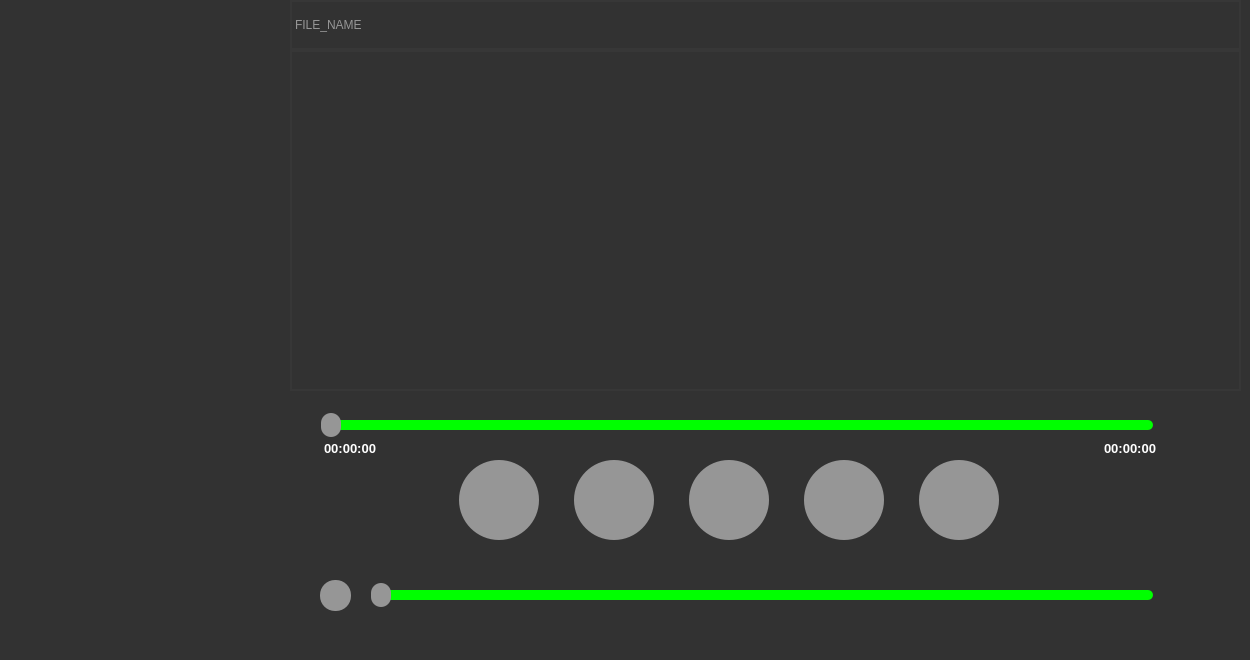
This is mainwindow.ui in faguti13/QtCMP as Qt 5 draws it before an edit. The edited form follows.
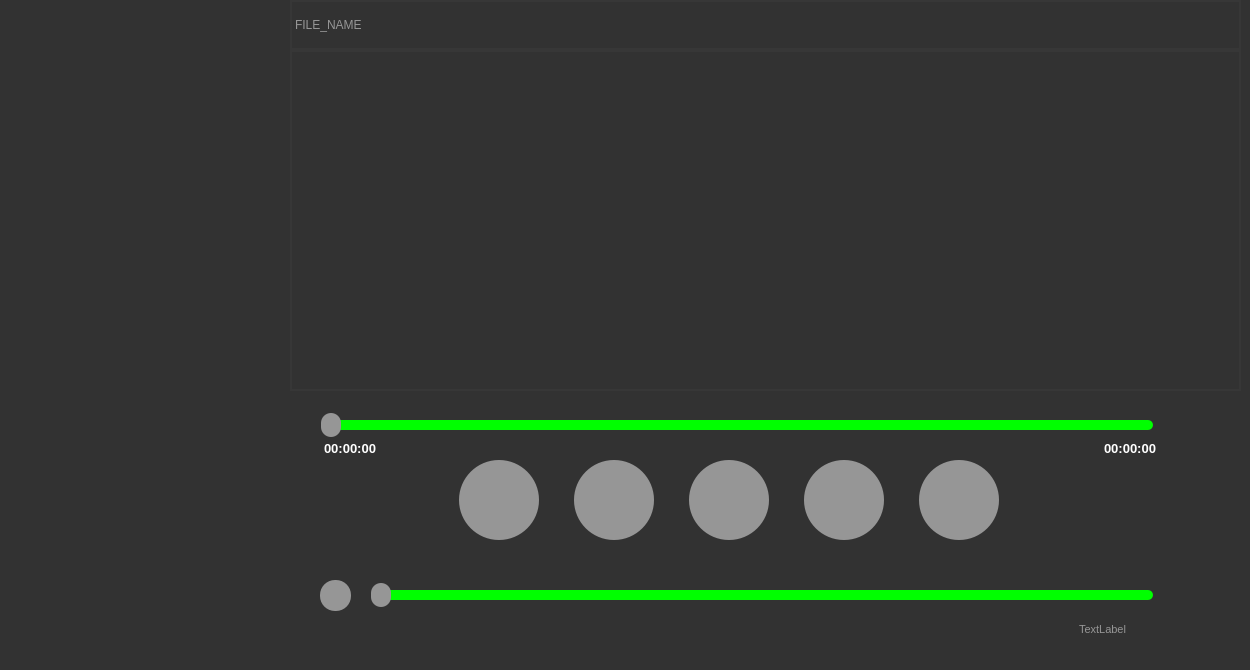
This is the edited form.

Commit message: Se agregó un label, con el uso de memoria utilizado por el programa en MB, además, se inicio una versión inicial de la clase pagedArray

```diff
--- a/mainwindow.ui
+++ b/mainwindow.ui
@@ -7,7 +7,7 @@
     <x>0</x>
     <y>0</y>
     <width>1250</width>
-    <height>660</height>
+    <height>670</height>
    </rect>
   </property>
   <property name="minimumSize">
@@ -528,6 +528,30 @@
      </property>
     </column>
    </widget>
+   <widget class="QLabel" name="memorylabel">
+    <property name="geometry">
+     <rect>
+      <x>1079</x>
+      <y>612</y>
+      <width>171</width>
+      <height>35</height>
+     </rect>
+    </property>
+    <property name="font">
+     <font>
+      <pointsize>8</pointsize>
+     </font>
+    </property>
+    <property name="styleSheet">
+     <string notr="true">QLabel
+{
+	color:rgb(150,150,150);
+}</string>
+    </property>
+    <property name="text">
+     <string>TextLabel</string>
+    </property>
+   </widget>
   </widget>
   <widget class="QMenuBar" name="menubar">
    <property name="geometry">
```
The commit also changes 10 other files.
